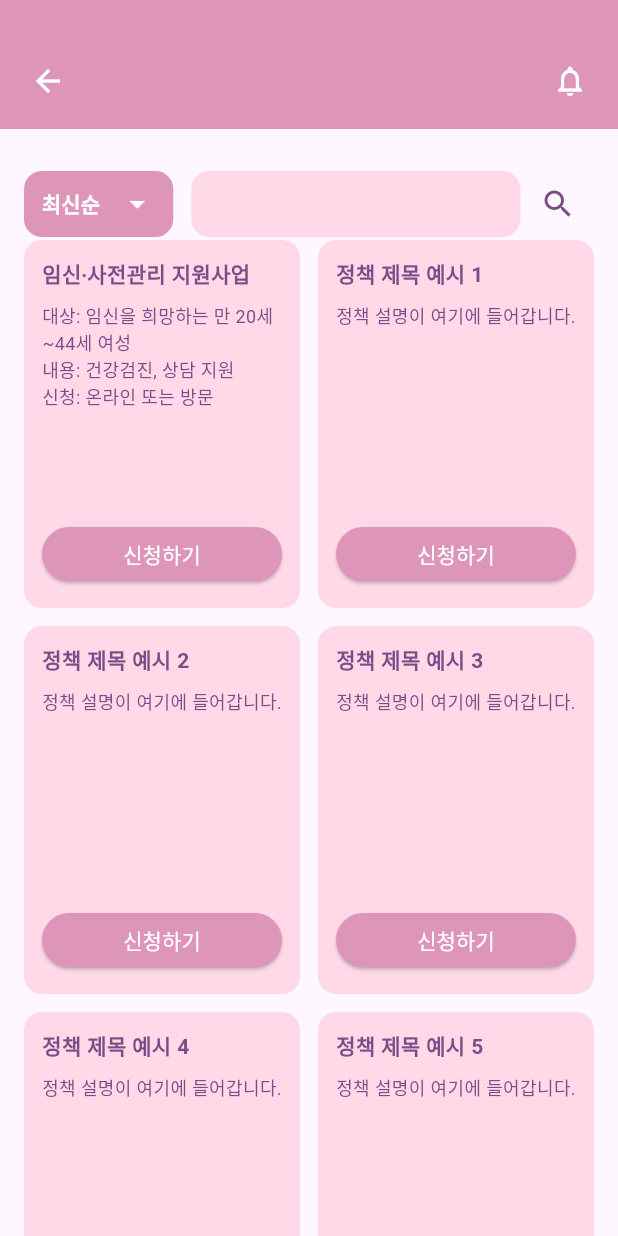
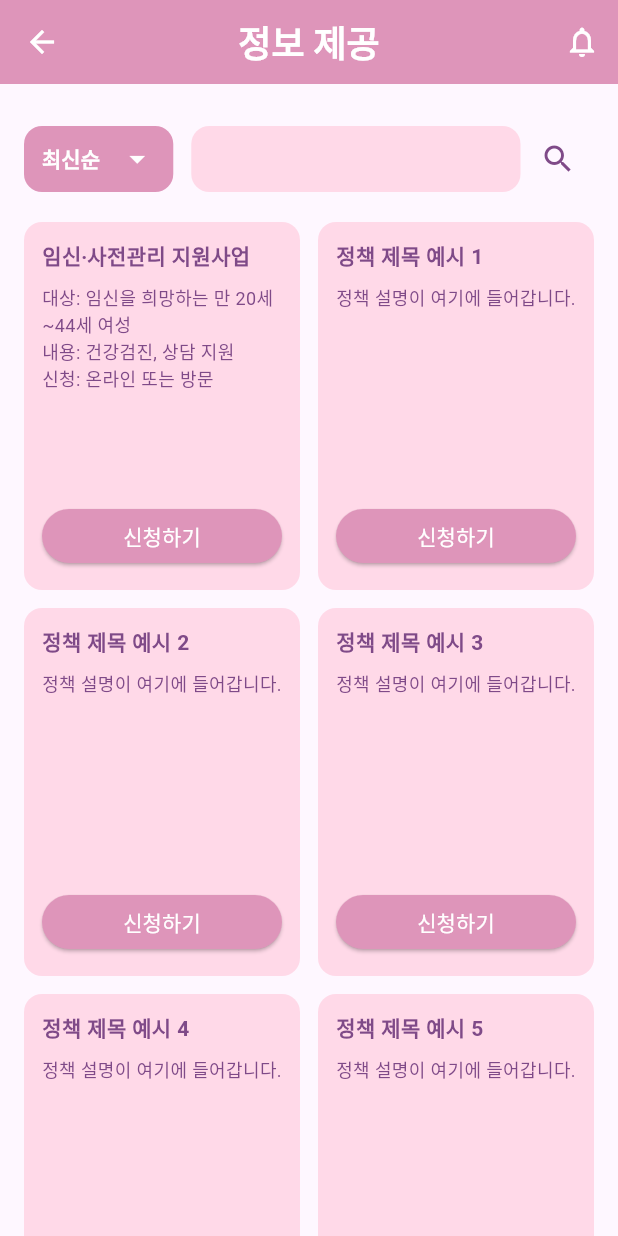
Before and after one commit to shiroHSG/Pium, a Flutter app: the PolicyPage screen opened directly, on a phone screen of 412 x 824 dp. Run offline on Flutter 3.47's test engine with Material 3 defaults, Android fonts, the phone set to English and light mode, and no system bars; our stand-ins replace shared_preferences; accounts and stored records are empty; Roboto replaces fonts that are missing (Jua, jua).

Commit message:
update policy_page 수정

```diff
--- a/backend_spring/src/main/frontend_flutter/lib/pages/policy_page/policy_page.dart
+++ b/backend_spring/src/main/frontend_flutter/lib/pages/policy_page/policy_page.dart
@@ -21,51 +21,37 @@ class _PolicyPageState extends State<PolicyPage> {
     setState(() {
       _selectedIndex = index;
     });
-    // TODO: 탭에 따라 다른 페이지로 이동하는 로직
+    // TODO: 탭에 따라 다른 페이지로 이동하는 로직 (최신순, 인기순, 오래된순)
   }
 
   @override
   Widget build(BuildContext context) {
     return Scaffold(
-      endDrawer: CustomDrawer(
-        onItemSelected: (index) {
-          setState(() {
-            _selectedIndex = index;
-          });
-        },
-        onLoginStatusChanged: (isLoggedIn) {
-          // TODO: 로그아웃 처리
-        },
+      appBar: AppBar(
+        backgroundColor: AppTheme.primaryPurple,
+        elevation: 0,
+        title: const Text(
+          '정보 제공',
+          style: TextStyle(color: Colors.white),
         ),
-      body: Builder(
-        builder: (context) => Column(
-          children: [
-            // 커스텀 헤더
-            Container(
-              padding: const EdgeInsets.only(top: 30, left: 8, right: 8, bottom: 8),
-              color: AppTheme.primaryPurple,
-              child: Row(
-                mainAxisAlignment: MainAxisAlignment.spaceBetween,
-                children: [
-                  IconButton(
+        centerTitle: true,
+        leading: IconButton(
           icon: const Icon(Icons.arrow_back),
-                    onPressed: () {
-                      Navigator.pop(context);
-                    },
+          onPressed: () => Navigator.pop(context),
           color: Colors.white,
         ),
+        actions: [
           IconButton(
             icon: const Icon(Icons.notifications_none),
             onPressed: () {
-                      Scaffold.of(context).openEndDrawer();
+              // 알림 페이지 이동
             },
             color: Colors.white,
           ),
         ],
       ),
-            ),
-
-            // 본문 스크롤 영역
+      body: Column(
+        children: [
           Expanded(
             child: PolicyPageUI(
               dropdownValue: _dropdownValue,
@@ -85,7 +71,7 @@ class _PolicyPageState extends State<PolicyPage> {
           ),
         ],
       ),
-      ),
     );
   }
+
 }
--- a/backend_spring/src/main/frontend_flutter/lib/screens/policy_page/policy_page_ui.dart
+++ b/backend_spring/src/main/frontend_flutter/lib/screens/policy_page/policy_page_ui.dart
@@ -26,7 +26,7 @@ class PolicyPageUI extends StatelessWidget {
       children: [
         // 드롭다운 + 검색창
         Padding(
-          padding: const EdgeInsets.only(top: 18.0),
+          padding: const EdgeInsets.only(top: 18.0, bottom: 18.0),
           child: Row(
             children: [
               Container(
```
Lines whose indentation alone changed are shown as unchanged.
